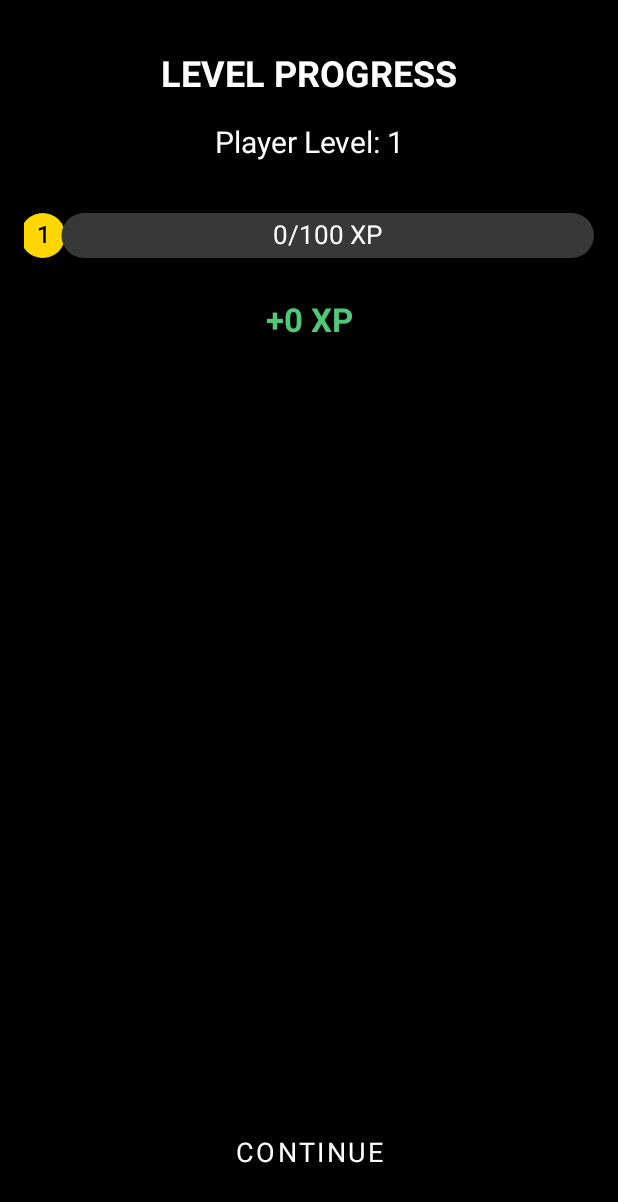
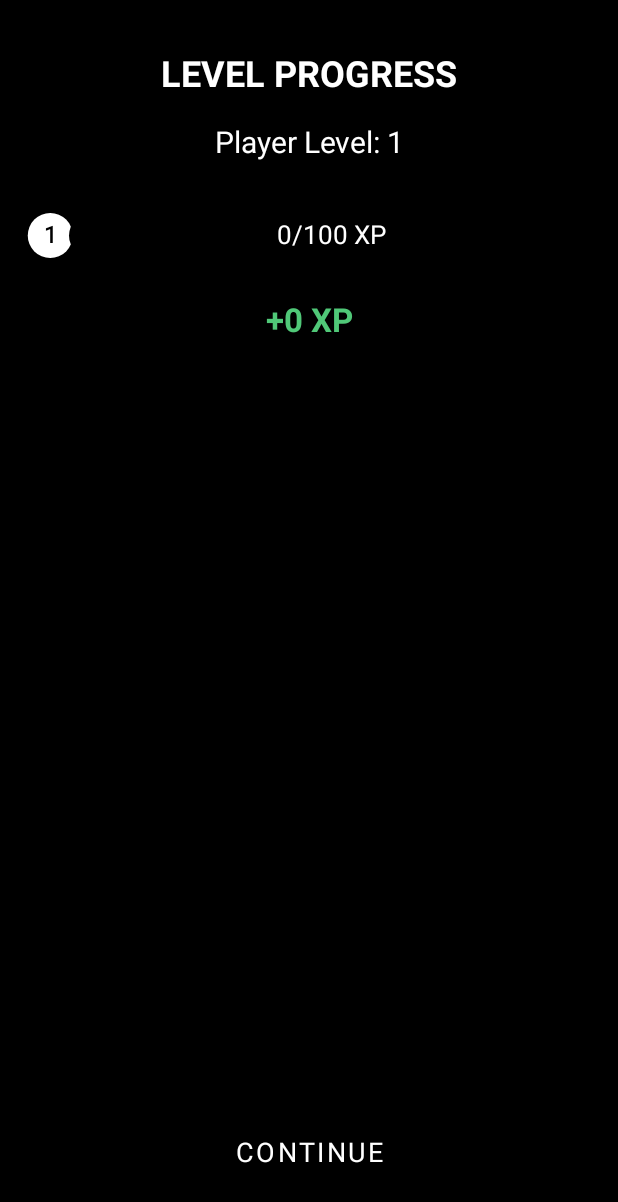
Before and after one commit to cmclark00/mintris, an Android app: the layout progression_screen.xml on its own in the app's theme, with its tools: preview values and no code run, on a phone screen of 412 x 824 dp. Shown: the top 1202 px of the screen. Run offline under Robolectric (Android 15) with nearby library versions, the phone set to English and light mode, and no system bars.

Commit message:
Adjust XP progress bar position and add level badge to pause menu

```diff
--- a/app/src/main/java/com/mintris/ui/XPProgressBar.kt
+++ b/app/src/main/java/com/mintris/ui/XPProgressBar.kt
@@ -23,19 +23,13 @@ class XPProgressBar @JvmOverloads constructor(
 
     // Paints for drawing
     private val backgroundPaint = Paint().apply {
-        color = Color.parseColor("#383838")
+        color = Color.BLACK
         isAntiAlias = true
     }
 
     private val progressPaint = Paint().apply {
-        color = Color.parseColor("#50C878") // Emerald green
+        color = Color.WHITE
         isAntiAlias = true
-    }
-
-    private val progressGlowPaint = Paint().apply {
-        color = Color.parseColor("#70F098") // Lighter emerald for glow
-        isAntiAlias = true
-        setShadowLayer(10f, 0f, 0f, Color.parseColor("#50C878"))
     }
 
     private val textPaint = Paint().apply {
@@ -46,7 +40,7 @@ class XPProgressBar @JvmOverloads constructor(
     }
 
     private val levelBadgePaint = Paint().apply {
-        color = Color.parseColor("#FFD700") // Gold color for level badge
+        color = Color.WHITE
         isAntiAlias = true
     }
 
@@ -78,6 +72,9 @@ class XPProgressBar @JvmOverloads constructor(
     private var levelUpAnimator: ValueAnimator? = null
     private var levelBadgeScale = 1f
 
+    // Theme-related properties
+    private var themeColor = Color.WHITE
+
     /**
      * Set the player's current level and XP values
      */
@@ -94,6 +91,15 @@ class XPProgressBar @JvmOverloads constructor(
             currentProgress = targetProgress
         }
 
+        invalidate()
+    }
+
+    /**
+     * Set theme color for elements
+     */
+    fun setThemeColor(color: Int) {
+        themeColor = color
+        levelBadgePaint.color = color
         invalidate()
     }
 
@@ -173,8 +179,9 @@ class XPProgressBar @JvmOverloads constructor(
 
         // Update progress bar dimensions based on view size
         val verticalPadding = h * 0.2f
+        // Increase left margin to prevent level badge from being cut off
         backgroundRect.set(
-            h * 0.5f,  // Left margin = height/2 (for level badge)
+            h * 0.6f,  // Increased from 0.5f to 0.6f for more space
             verticalPadding,
             w - paddingRight.toFloat(),
             h - verticalPadding
@@ -188,9 +195,9 @@ class XPProgressBar @JvmOverloads constructor(
     override fun onDraw(canvas: Canvas) {
         super.onDraw(canvas)
 
-        // Draw level badge
+        // Draw level badge with adjusted position
         val badgeRadius = height * 0.3f * levelBadgeScale
-        val badgeCenterX = height * 0.25f
+        val badgeCenterX = height * 0.35f  // Adjusted from 0.25f to 0.35f to match new position
         val badgeCenterY = height * 0.5f
 
         canvas.drawCircle(badgeCenterX, badgeCenterY, badgeRadius, levelBadgePaint)
@@ -214,9 +221,6 @@ class XPProgressBar @JvmOverloads constructor(
 
         // Only draw if there is progress to show
         if (progressRect.width() > 0) {
-            // Draw glow effect first
-            canvas.drawRoundRect(progressRect, cornerRadius, cornerRadius, progressGlowPaint)
-
             // Draw actual progress bar
             canvas.drawRoundRect(progressRect, cornerRadius, cornerRadius, progressPaint)
         }
```
Also changed, not shown: app/src/main/java/com/mintris/MainActivity.kt (+52 -16 lines), app/src/main/java/com/mintris/ui/LevelBadge.kt (added, +67 -0 lines), app/src/main/res/layout/activity_main.xml (+15 -1 lines).
